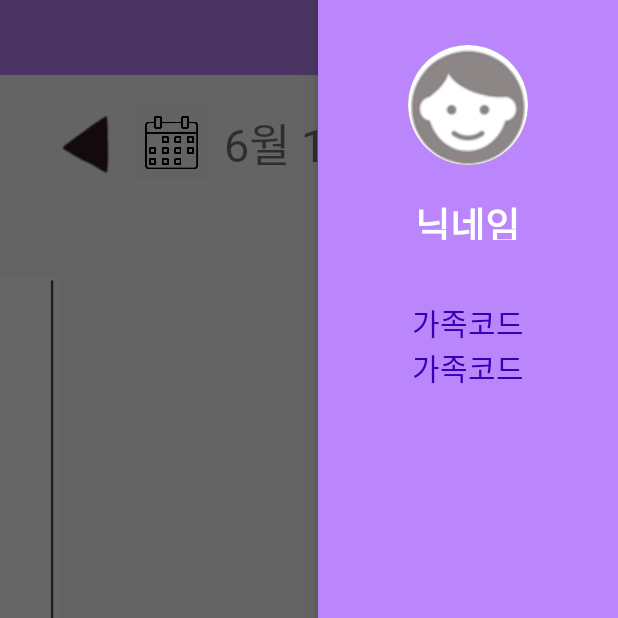
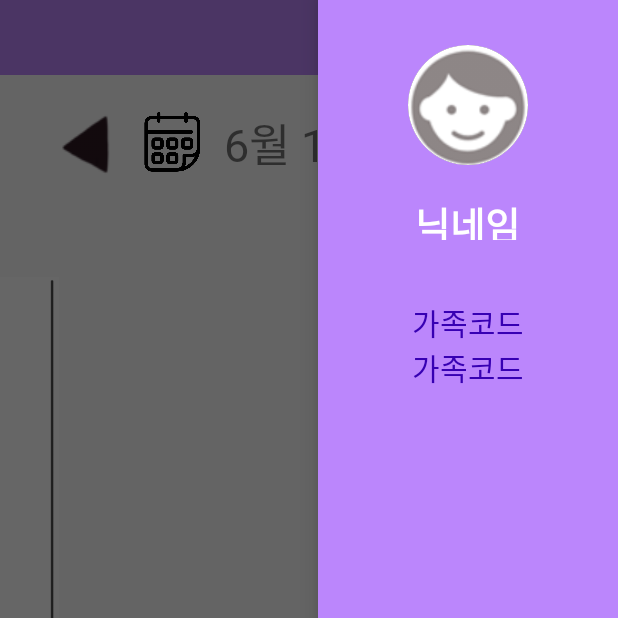
Before and after one commit to knot-knot/knotknot, an Android app: the screen it shows after launch (DiaryActivity), with the side drawer open, on a phone screen of 412 x 824 dp, the top half of it. Run offline under Robolectric (Android 15) with nearby library versions, the phone set to English and light mode, and no system bars.

Commit message:
캘린더 아이콘, 자간, 스크롤바 수정

```diff
--- a/app/src/main/res/layout/activity_diary.xml
+++ b/app/src/main/res/layout/activity_diary.xml
@@ -53,8 +53,8 @@
             android:layout_width="50dp"
             android:layout_height="50dp"
             android:layout_marginRight="10dp"
-            android:src="@drawable/calender"
-            android:background="@android:color/white"
+            android:src="@drawable/cal2"
+            android:background="@android:color/transparent"
             android:scaleType="centerCrop"
             android:id="@+id/calendar_btn"/>
 
--- a/app/src/main/res/layout/activity_reply.xml
+++ b/app/src/main/res/layout/activity_reply.xml
@@ -26,6 +26,8 @@
             android:padding="20dp"
             android:fontFamily="@font/nixgonm"
             android:id="@+id/reply_description"
+            android:lineSpacingExtra="4dp"
+            android:scrollbars = "vertical"
             android:background="@drawable/reply_diary_layout"/>
         <!--일기 작성-->
     </RelativeLayout>
--- a/app/src/main/res/layout/activity_write.xml
+++ b/app/src/main/res/layout/activity_write.xml
@@ -35,7 +35,9 @@
         android:hint="무슨 일이 있었나요?"
         android:gravity="top"
         android:padding="20dp"
-        android:id="@+id/et"/>
+        android:id="@+id/et"
+        android:lineSpacingExtra="4dp"
+        android:scrollbars = "vertical"/>
     <!--일기 작성-->
 </RelativeLayout>
     <Button
--- a/app/src/main/res/layout/listview_layout.xml
+++ b/app/src/main/res/layout/listview_layout.xml
@@ -59,7 +59,8 @@
             android:textSize="18dp"
             android:textColor="#666666"
             android:layout_weight="1"
-            android:padding="15dp" /><!--글씨 크기 작게하고-->
+            android:padding="15dp"
+            android:lineSpacingExtra="4dp"/><!--글씨 크기 작게하고-->
 
     </LinearLayout>
         <LinearLayout
--- a/app/src/main/res/layout/reply_layout.xml
+++ b/app/src/main/res/layout/reply_layout.xml
@@ -59,7 +59,9 @@
                 android:padding="15dp"
                 android:text="SAMPLE"
                 android:textColor="#666666"
-                android:textSize="18dp" /><!--글씨 크기 작게하고-->
+                android:textSize="18dp"
+                android:lineSpacingExtra="4dp"
+                android:scrollbars = "vertical"/><!--글씨 크기 작게하고-->
 
         </LinearLayout>
 
```
Also changed, not shown: app/src/main/res/drawable/cal2.png (added).
